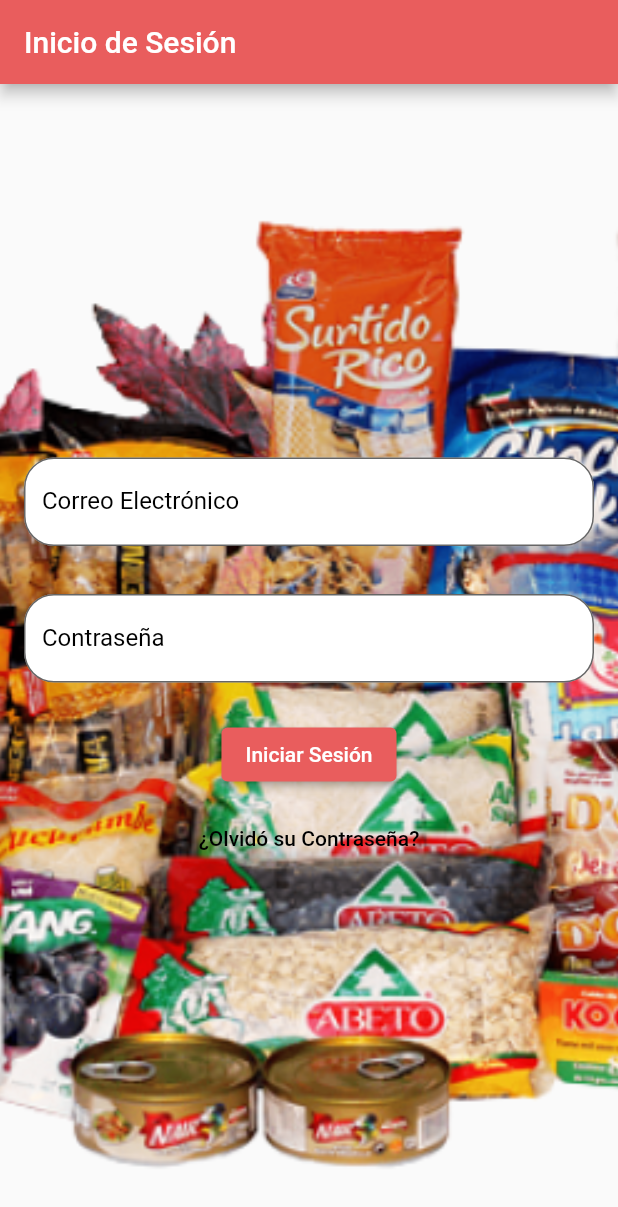
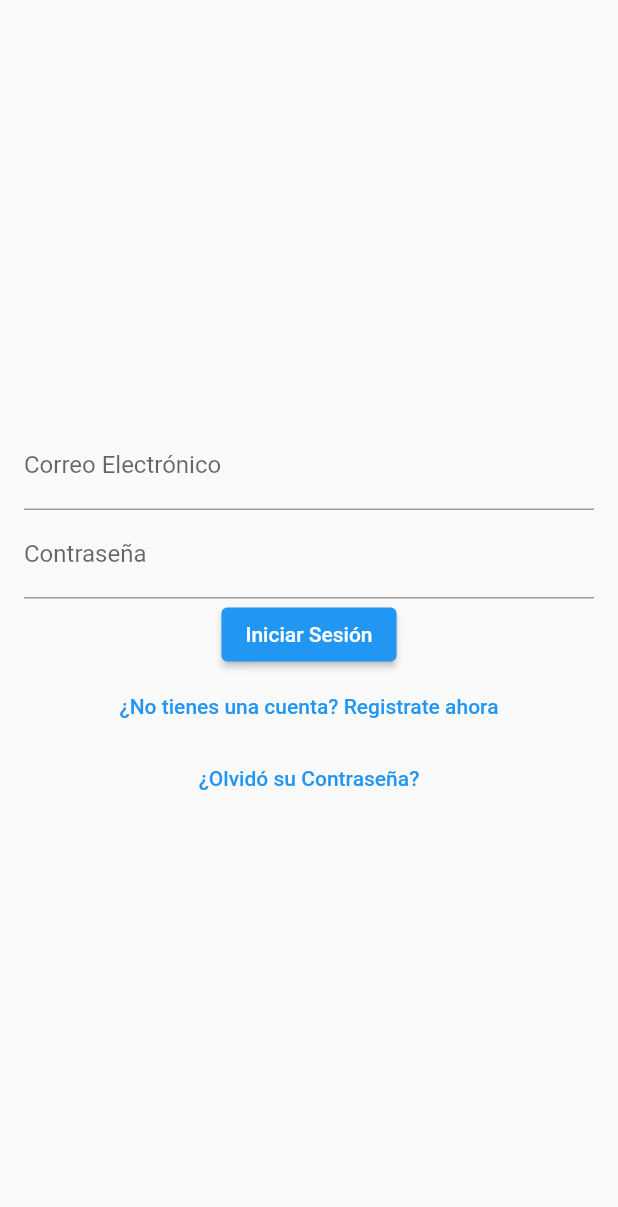
Before and after one commit to SaveUp-WS61/mobile_cross_platform, a Flutter app: the screen it shows after launch, on a phone screen of 412 x 824 dp. Shown: the top 1207 px of the screen. Run offline on Flutter 3.47's test engine with Material 2 defaults, Android fonts, the phone set to English and light mode, and no system bars.

Commit message:
Revert "upgrate: Loginscreen"
This reverts commit da5128a103f32422942d9679ff3196cf32231887.

```diff
--- a/lib/screens/login_screen.dart
+++ b/lib/screens/login_screen.dart
@@ -1,91 +1,52 @@
 import 'package:flutter/material.dart';
-Color myCustomColor = Color(0xFFE95D5D);
-// Define el widget de TextFormField reutilizable
-Widget buildFormTextField(TextEditingController controller, String labelText, {bool isPassword = false}) {
-  return Padding(
-    padding: const EdgeInsets.symmetric(vertical: 8.0),
-    child: TextField(
-      controller: controller,
-      decoration: InputDecoration(
-        labelText: labelText,
-        labelStyle: TextStyle(color: Colors.black),
-        border: OutlineInputBorder(
-          borderRadius: BorderRadius.circular(20.0),
-        ),
-        filled: true,
-        fillColor: Colors.white,
-      ),
-      obscureText: isPassword,
-    ),
-  );
-}
-class BackgroundImage extends StatelessWidget {
+
+class LoginScreen extends StatelessWidget {
+  final TextEditingController emailController = TextEditingController();
+  final TextEditingController passwordController = TextEditingController();
+
   @override
   Widget build(BuildContext context) {
-    return Container(
-      decoration: BoxDecoration(
-        image: DecorationImage(
-          image: AssetImage('assets/background.png'),
-          fit: BoxFit.cover,
+    return Scaffold(
+      body: Padding(
+        padding: const EdgeInsets.all(16.0),
+        child: Column(
+          mainAxisAlignment: MainAxisAlignment.center,
+          children: [
+            TextField(
+              controller: emailController,
+              decoration: InputDecoration(labelText: 'Correo Electrónico'),
+            ),
+            TextField(
+              controller: passwordController,
+              decoration: InputDecoration(labelText: 'Contraseña'),
+              obscureText: true, // Para ocultar la contraseña
+            ),
+            ElevatedButton(
+              onPressed: () {
+                // Lógica para iniciar sesión
+                final email = emailController.text;
+                final password = passwordController.text;
+
+                Navigator.of(context).pushReplacementNamed("products");
+                // Agregar aquí la lógica de autenticación
+              },
+              child: Text('Iniciar Sesión'),
+            ),
+            TextButton(
+              onPressed: () {
+                Navigator.of(context).pushNamed("register");
+              },
+              child: Text('¿No tienes una cuenta? Registrate ahora'),
+            ),
+            TextButton(
+              onPressed: () {
+                Navigator.of(context).pushNamed("recover_password");
+              },
+              child: Text('¿Olvidó su Contraseña?'),
+            ),
+          ],
         ),
       ),
     );
   }
 }
-
-class LoginScreen extends StatelessWidget {
-  final TextEditingController emailController = TextEditingController();
-  final TextEditingController passwordController = TextEditingController();
-  @override
-  Widget build(BuildContext context) {
-    return Scaffold(
-      appBar: AppBar(
-        backgroundColor: myCustomColor,
-        title: Text('Inicio de Sesión'),
-      ),
-      body: Stack(
-        children: [
-          BackgroundImage(),
-          Padding(
-            padding: const EdgeInsets.all(16.0),
-            child: Column(
-              mainAxisAlignment: MainAxisAlignment.center,
-              children: [
-                buildFormTextField(emailController, 'Correo Electrónico'),
-                SizedBox(height: 16),
-                buildFormTextField(passwordController, 'Contraseña', isPassword: true),
-                SizedBox(height: 16),
-                ElevatedButton(
-                  onPressed: () {
-                    // Lógica para iniciar sesión
-                    final email = emailController.text;
-                    final password = passwordController.text;
-                    // Agregar aquí la lógica de autenticación
-                  },
-                  style: ElevatedButton.styleFrom(
-                    primary: myCustomColor, // Utiliza tu color personalizado aquí
-                  ),
-                  child: Text('Iniciar Sesión',
-                    style: TextStyle(
-                      color: Colors.white,
-                    ),
-                  ),
-                ),
-                SizedBox(height: 8),
-                TextButton(
-                  onPressed: () {
-                    Navigator.pushNamed(context, '/forgot_password');
-                  },
-                  child: Text('¿Olvidó su Contraseña?',
-                    style: TextStyle(
-                      color: Colors.black,
-                    ),),
-                ),
-              ],
-            ),
-          ),
-        ],
-      ),
-    );
-  }
-}
```
